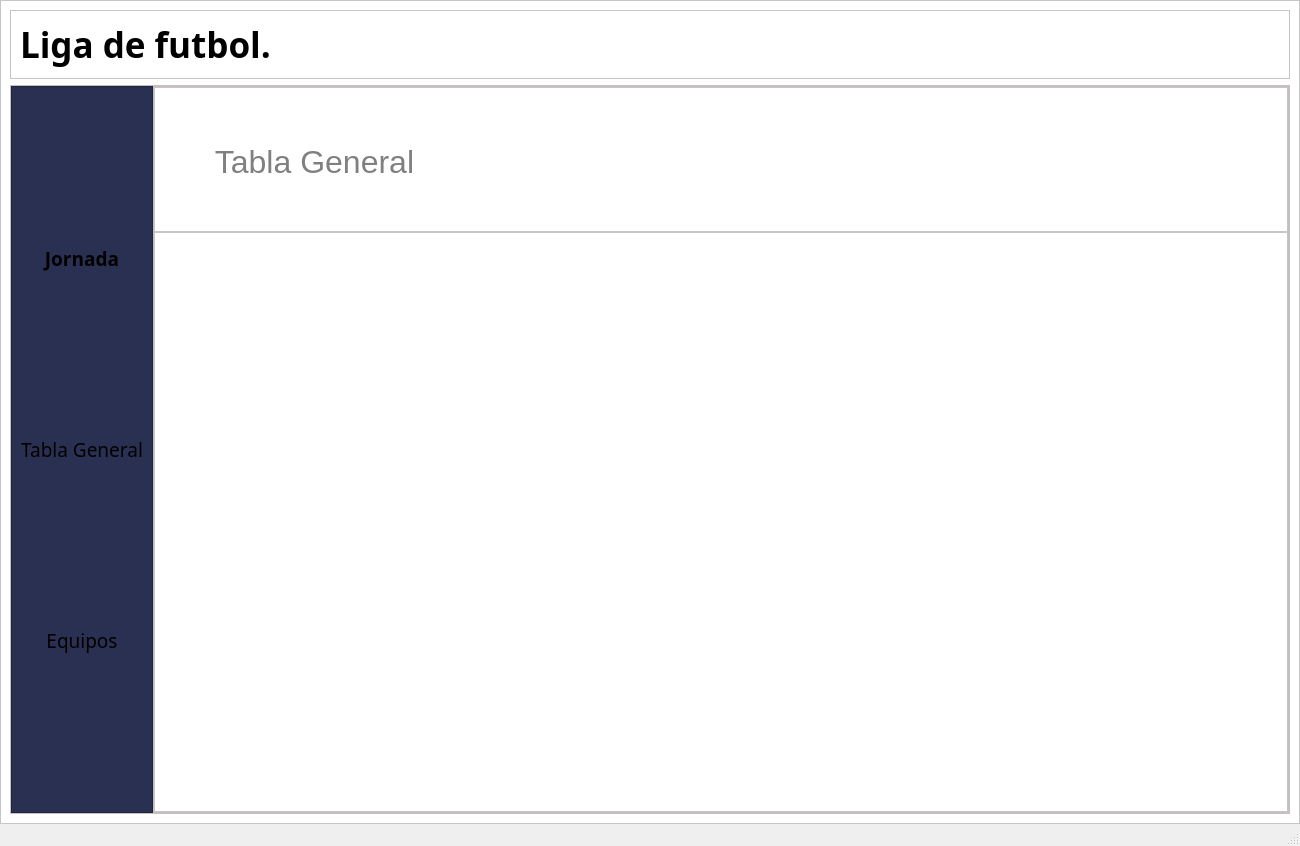
The window that Presentacion/InterfacesUI/ventana_principal.ui (Roycard0828/LigaFutbol) describes before a commit, drawn with Qt 5.
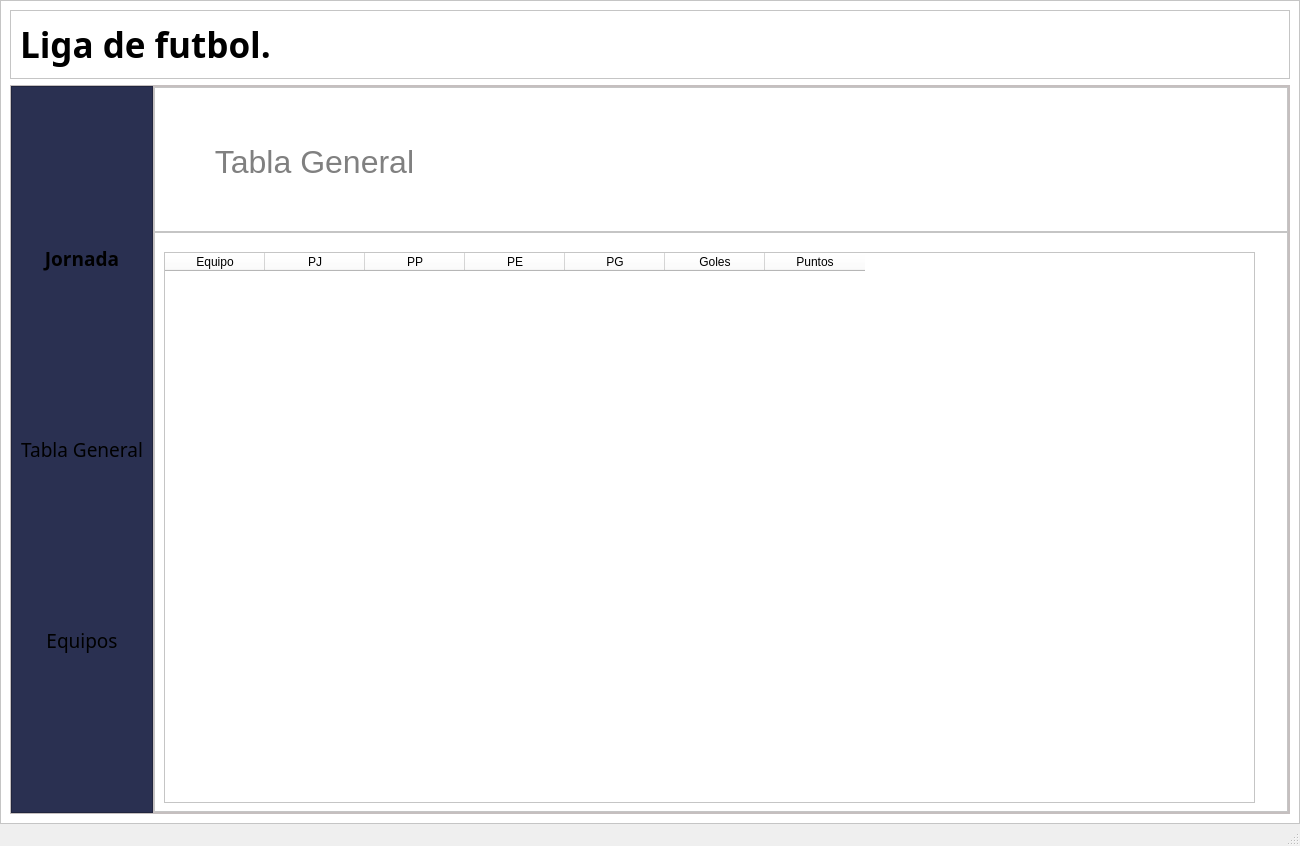
The same window after the commit. The open tabs and pages were chosen to show the change.

Patch:
```diff
--- a/Presentacion/InterfacesUI/ventana_principal.ui
+++ b/Presentacion/InterfacesUI/ventana_principal.ui
@@ -623,6 +623,57 @@
                    <property name="frameShadow">
                     <enum>QFrame::Raised</enum>
                    </property>
+                   <widget class="QTableWidget" name="TablaGeneral">
+                    <property name="geometry">
+                     <rect>
+                      <x>10</x>
+                      <y>20</y>
+                      <width>1091</width>
+                      <height>551</height>
+                     </rect>
+                    </property>
+                    <property name="styleSheet">
+                     <string notr="true">	color:balck;
+	font: 63 11pt &quot;Noto Sans Mono SemiBold&quot;;
+	text-align:center;
+	border-color_black</string>
+                    </property>
+                    <column>
+                     <property name="text">
+                      <string>Equipo</string>
+                     </property>
+                    </column>
+                    <column>
+                     <property name="text">
+                      <string>PJ</string>
+                     </property>
+                    </column>
+                    <column>
+                     <property name="text">
+                      <string>PP</string>
+                     </property>
+                    </column>
+                    <column>
+                     <property name="text">
+                      <string>PE</string>
+                     </property>
+                    </column>
+                    <column>
+                     <property name="text">
+                      <string>PG</string>
+                     </property>
+                    </column>
+                    <column>
+                     <property name="text">
+                      <string>Goles</string>
+                     </property>
+                    </column>
+                    <column>
+                     <property name="text">
+                      <string>Puntos</string>
+                     </property>
+                    </column>
+                   </widget>
                   </widget>
                  </item>
                 </layout>
```
Left out of the diff: 85 changed lines with no effect on the pictures.
